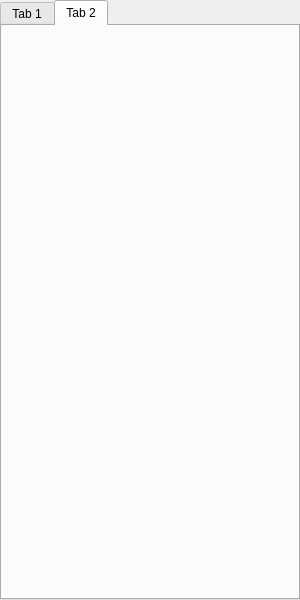
Qt form Widgets/FrmMain/FrmMainAndroid.ui (KangLin/RabbitIm) before a commit.
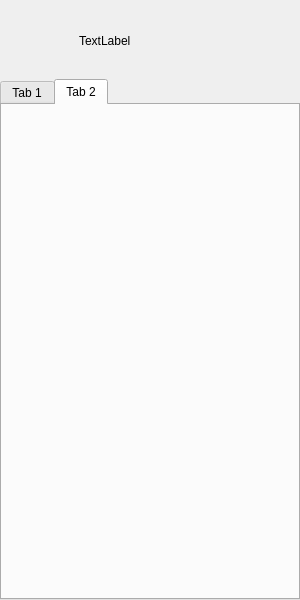
The same form after that commit. Icons and pictures are not drawn. Custom widgets are drawn as their Qt base class.

Commit message: 修改android CFrmMain tabWidge方向

Patch:
```diff
--- a/Widgets/FrmMain/FrmMainAndroid.ui
+++ b/Widgets/FrmMain/FrmMainAndroid.ui
@@ -35,7 +35,7 @@
    <property name="bottomMargin">
     <number>0</number>
    </property>
-   <item row="0" column="0">
+   <item row="1" column="0">
     <widget class="QTabWidget" name="tabWidget">
      <property name="currentIndex">
       <number>1</number>
@@ -52,8 +52,99 @@
      </widget>
     </widget>
    </item>
+   <item row="0" column="0">
+    <widget class="QWidget" name="widget" native="true">
+     <layout class="QGridLayout" name="gridLayout">
+      <property name="leftMargin">
+       <number>9</number>
+      </property>
+      <property name="topMargin">
+       <number>9</number>
+      </property>
+      <property name="rightMargin">
+       <number>9</number>
+      </property>
+      <property name="bottomMargin">
+       <number>0</number>
+      </property>
+      <item row="0" column="0">
+       <layout class="QHBoxLayout" name="horizontalLayout">
+        <property name="spacing">
+         <number>6</number>
+        </property>
+        <item>
+         <widget class="CLabel" name="lbAvatar">
+          <property name="sizePolicy">
+           <sizepolicy hsizetype="Fixed" vsizetype="Fixed">
+            <horstretch>0</horstretch>
+            <verstretch>0</verstretch>
+           </sizepolicy>
+          </property>
+          <property name="minimumSize">
+           <size>
+            <width>64</width>
+            <height>64</height>
+           </size>
+          </property>
+          <property name="maximumSize">
+           <size>
+            <width>64</width>
+            <height>64</height>
+           </size>
+          </property>
+          <property name="text">
+           <string/>
+          </property>
+          <property name="pixmap">
+           <pixmap resource="../../Resource/Resource.qrc">:/icon/AppIcon</pixmap>
+          </property>
+          <property name="scaledContents">
+           <bool>true</bool>
+          </property>
+          <property name="alignment">
+           <set>Qt::AlignLeading|Qt::AlignLeft|Qt::AlignVCenter</set>
+          </property>
+         </widget>
+        </item>
+        <item>
+         <layout class="QVBoxLayout" name="verticalLayout">
+          <item>
+           <widget class="CLabel" name="lbName">
+            <property name="sizePolicy">
+             <sizepolicy hsizetype="Preferred" vsizetype="Fixed">
+              <horstretch>0</horstretch>
+              <verstretch>0</verstretch>
+             </sizepolicy>
+            </property>
+            <property name="minimumSize">
+             <size>
+              <width>0</width>
+              <height>24</height>
+             </size>
+            </property>
+            <property name="text">
+             <string>TextLabel</string>
+            </property>
+           </widget>
+          </item>
+         </layout>
+        </item>
+       </layout>
+      </item>
+     </layout>
+    </widget>
+   </item>
   </layout>
  </widget>
- <resources/>
+ <customwidgets>
+  <customwidget>
+   <class>CLabel</class>
+   <extends>QLabel</extends>
+   <header location="global">Label.h</header>
+  </customwidget>
+ </customwidgets>
+ <resources>
+  <include location="../../Resource/Resource.qrc"/>
+ </resources>
  <connections/>
 </ui>
```
The commit also changes 1 other file.
